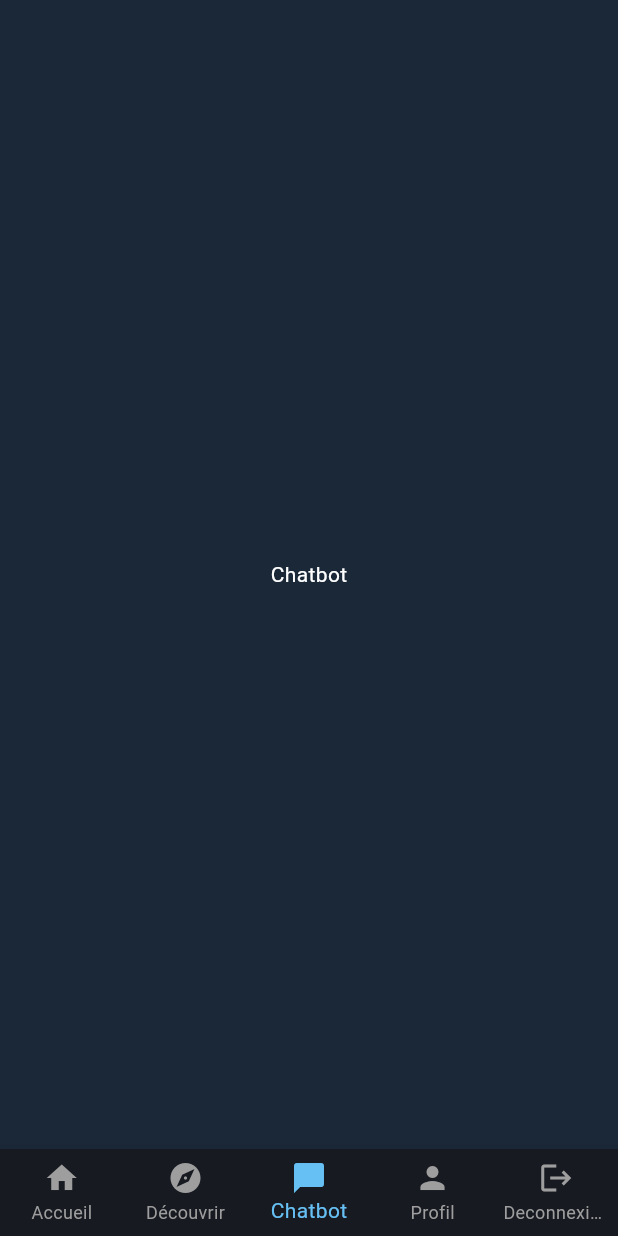
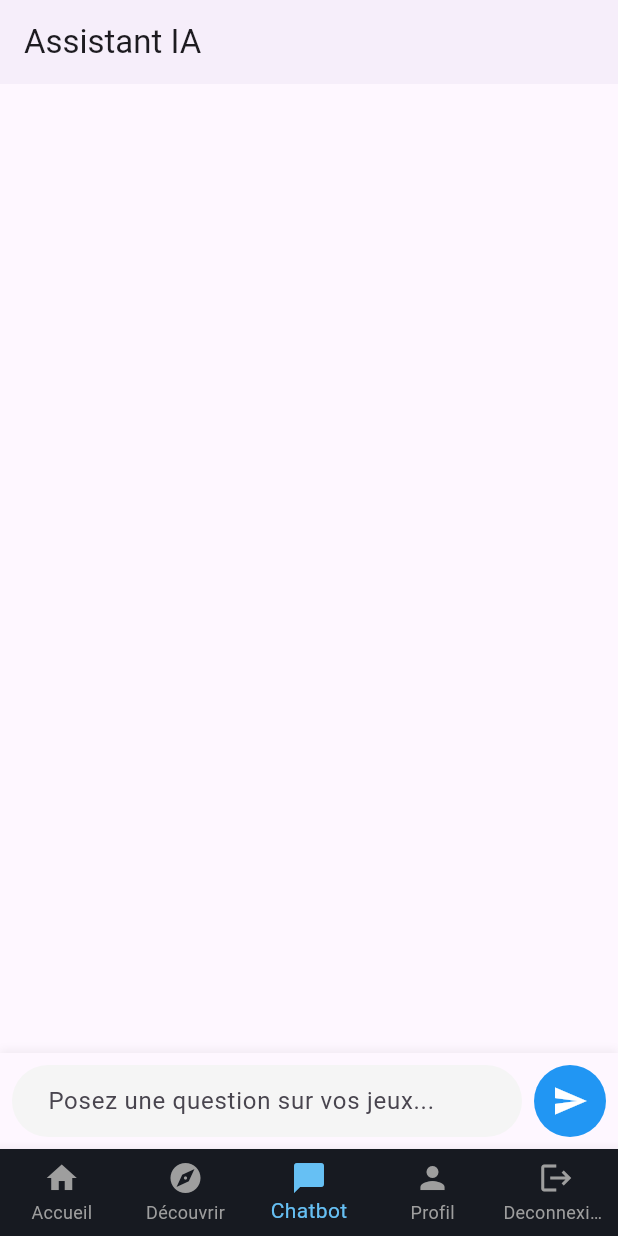
Before and after one commit to JordyBacherot/steam_reco_app, a Flutter app: the screen it shows after launch, item 3 of the bottom bar chosen, on a phone screen of 412 x 824 dp. Run offline on Flutter 3.47's test engine with Material 3 defaults, Android fonts, the phone set to English and light mode, and no system bars; our stand-ins replace dio, flutter_markdown.

Commit message:
Remove adminer from dockercompose.prod Add http, dio, flutter-dotenv and flutter-md dependencies Fix API deployment issue Add chatbot fonctionnalities in front with temporary auth

```diff
--- a/front/lib/features/chatbot/chatbot_page.dart
+++ b/front/lib/features/chatbot/chatbot_page.dart
@@ -0,0 +1,218 @@
+import 'package:flutter/material.dart';
+import 'package:flutter_markdown/flutter_markdown.dart';
+import 'package:front/models/chat_message.dart';
+import 'package:front/services/chatbot_service.dart';
+
+class ChatbotPage extends StatefulWidget {
+  const ChatbotPage({super.key});
+
+  @override
+  State<ChatbotPage> createState() => _ChatbotPageState();
+}
+
+class _ChatbotPageState extends State<ChatbotPage> {
+  // Liste qui stocke tout l'historique de la conversation actuelle
+  final List<ChatMessage> _messages = [];
+
+  // Contrôleur pour lire et effacer ce que l'utilisateur tape dans le champ de texte
+  final TextEditingController _textController = TextEditingController();
+
+  // Contrôleur pour gérer le défilement (scroll) de la liste des messages
+  final ScrollController _scrollController = ScrollController();
+
+  // Indique si on attend une réponse de l'API (pour désactiver le bouton envoyer)
+  bool _isLoading = false;
+
+  // Fonction utilitaire pour scroller tout en bas de la liste automatiquement
+  void _scrollToBottom() {
+    if (_scrollController.hasClients) {
+      _scrollController.animateTo(
+        _scrollController.position.maxScrollExtent,
+        duration: const Duration(milliseconds: 300),
+        curve: Curves.easeOut,
+      );
+    }
+  }
+
+  // Instanciation de notre service API
+  final ChatbotService _chatbotService = ChatbotService();
+
+  // Déclenché quand l'utilisateur clique sur "Envoyer" (ou touche Entrée)
+  Future<void> _handleSubmitted(String text) async {
+    if (text.trim().isEmpty) return; // Ignore les messages vides
+
+    _textController.clear(); // Vide le champ de texte
+
+    // 1. Mise à jour de l'interface (setState) pour ajouter le message utilisateur
+    setState(() {
+      _messages.add(ChatMessage(role: 'user', content: text));
+
+      // ASTUCE STREAMING : On crée TOUT DE SUITE une bulle vide pour l'assistant.
+      // Cette bulle va se remplir progressivement à mesure qu'on reçoit les mots.
+      _messages.add(ChatMessage(role: 'assistant', content: ''));
+      _isLoading = true;
+    });
+
+    // on scroll en bas pour voir la nouvelle bulle vide
+    WidgetsBinding.instance.addPostFrameCallback((_) => _scrollToBottom());
+
+    // 2. Préparation de l'historique à l'IA (On enlève les 2 derniers messages :
+    // le message actuel de l'utilisateur et la bulle vide qu'on vient de créer)
+    final history = _messages.sublist(0, _messages.length - 2);
+
+    // 3. Appel à l'API via notre Service (Lancement du Stream)
+    try {
+      final stream = _chatbotService.sendMessageStream(
+        message: text,
+        history: history,
+      );
+
+      // On écoute le Stream : chaque "chunk" est un nouveau morceau de texte envoyé par le serveur
+      await for (final chunk in stream) {
+        setState(() {
+          // On récupère l'index de la dernière bulle (celle de l'assistant)
+          final lastMessageIndex = _messages.length - 1;
+          final currentContent = _messages[lastMessageIndex].content;
+
+          // On remplace la bulle par une nouvelle bulle contenant l'ancien texte + le nouveau mot
+          _messages[lastMessageIndex] =
+              ChatMessage(role: 'assistant', content: currentContent + chunk);
+        });
+
+        // On scroll vers le bas à chaque nouveau mot pour suivre la lecture
+        WidgetsBinding.instance.addPostFrameCallback((_) => _scrollToBottom());
+      }
+    } finally {
+      // Quoi qu'il arrive (succès ou erreur), on remet isLoading à false
+      setState(() {
+        _isLoading = false;
+      });
+    }
+  }
+
+  Widget _buildMessage(ChatMessage message) {
+    return Container(
+      margin: const EdgeInsets.symmetric(vertical: 8.0, horizontal: 16.0),
+      child: Row(
+        mainAxisAlignment:
+            message.isUser ? MainAxisAlignment.end : MainAxisAlignment.start,
+        crossAxisAlignment: CrossAxisAlignment.start,
+        children: [
+          if (message.isAssistant)
+            const CircleAvatar(
+              backgroundColor: Colors.blueAccent,
+              child: Icon(Icons.smart_toy, color: Colors.white, size: 20),
+            ),
+          const SizedBox(width: 8),
+          Flexible(
+            child: Container(
+              padding: const EdgeInsets.all(12),
+              decoration: BoxDecoration(
+                color: message.isUser ? Colors.blue[100] : Colors.grey[200],
+                borderRadius: BorderRadius.circular(16),
+              ),
+              child: MarkdownBody(
+                data: message.content,
+                selectable: true,
+              ),
+            ),
+          ),
+          const SizedBox(width: 8),
+          if (message.isUser)
+            const CircleAvatar(
+              backgroundColor: Colors.blueGrey,
+              child: Icon(Icons.person, color: Colors.white, size: 20),
+            ),
+        ],
+      ),
+    );
+  }
+
+  Widget _buildTextComposer() {
+    return Container(
+      padding: const EdgeInsets.symmetric(horizontal: 8.0, vertical: 8.0),
+      decoration: BoxDecoration(
+        color: Theme.of(context).cardColor,
+        boxShadow: [
+          BoxShadow(
+            offset: const Offset(0, -2),
+            blurRadius: 4,
+            color: Colors.black.withOpacity(0.05),
+          ),
+        ],
+      ),
+      child: SafeArea(
+        child: Row(
+          children: [
+            Expanded(
+              child: TextField(
+                controller: _textController,
+                onSubmitted: _isLoading ? null : _handleSubmitted,
+                decoration: InputDecoration(
+                  hintText: 'Posez une question sur vos jeux...',
+                  border: OutlineInputBorder(
+                    borderRadius: BorderRadius.circular(24.0),
+                    borderSide: BorderSide.none,
+                  ),
+                  filled: true,
+                  fillColor: Colors.grey[100],
+                  contentPadding:
+                      const EdgeInsets.symmetric(horizontal: 20, vertical: 10),
+                ),
+              ),
+            ),
+            const SizedBox(width: 8),
+            Container(
+              decoration: const BoxDecoration(
+                color: Colors.blue,
+                shape: BoxShape.circle,
+              ),
+              child: IconButton(
+                icon: const Icon(Icons.send, color: Colors.white),
+                onPressed: _isLoading
+                    ? null
+                    : () => _handleSubmitted(_textController.text),
+              ),
+            ),
+          ],
+        ),
+      ),
+    );
+  }
+
+  @override
+  Widget build(BuildContext context) {
+    return Scaffold(
+      appBar: AppBar(
+        title: const Text('Assistant IA'),
+        elevation: 1,
+      ),
+      body: Column(
+        children: [
+          Expanded(
+            child: ListView.builder(
+              controller: _scrollController,
+              itemCount: _messages.length,
+              itemBuilder: (context, index) {
+                return _buildMessage(_messages[index]);
+              },
+            ),
+          ),
+          if (_isLoading)
+            const Padding(
+              padding: EdgeInsets.all(8.0),
+              child: CircularProgressIndicator(),
+            ),
+          _buildTextComposer(),
+        ],
+      ),
+    );
+  }
+
+  @override
+  void dispose() {
+    _textController.dispose();
+    _scrollController.dispose();
+    super.dispose();
+  }
+}
--- a/front/lib/features/shell/bottom_nav.dart
+++ b/front/lib/features/shell/bottom_nav.dart
@@ -1,4 +1,5 @@
 import 'package:flutter/material.dart';
+import 'package:front/features/chatbot/chatbot_page.dart';
 
 class NavigationWrapper extends StatefulWidget {
   const NavigationWrapper({super.key});
@@ -8,16 +9,22 @@ class NavigationWrapper extends StatefulWidget {
 }
 
 class _NavigationWrapperState extends State<NavigationWrapper> {
+  // Garde en mémoire l'index de l'onglet actuellement sélectionné.
+  // "0" correspond au premier onglet (Accueil).
   int _selectedIndex = 0;
 
+  // Liste des vues (Pages) correspondant à chaque onglet de la barre de navigation.
   final List<Widget> _pages = [
     const Center(child: Text('Accueil', style: TextStyle(color: Colors.white))),
-    const Center(child: Text('Recommandations', style: TextStyle(color: Colors.white))),
-    const Center(child: Text('Chatbot', style: TextStyle(color: Colors.white))),
+    const Center(
+        child: Text('Recommandations', style: TextStyle(color: Colors.white))),
+    const ChatbotPage(),
     const Center(child: Text('Profil', style: TextStyle(color: Colors.white))),
-    const Center(child: Text('Deconnexion', style: TextStyle(color: Colors.white)))
+    const Center(
+        child: Text('Deconnexion', style: TextStyle(color: Colors.white)))
   ];
 
+  // Cette fonction est appelée automatiquement quand on clique sur un onglet.
   void _onItemTapped(int index) {
     setState(() {
       _selectedIndex = index;
@@ -26,22 +33,31 @@ class _NavigationWrapperState extends State<NavigationWrapper> {
 
   @override
   Widget build(BuildContext context) {
+    // Scaffold est le squelette visuel de base d'une page (ou de l'app entière).
     return Scaffold(
-      backgroundColor: const Color(0xFF1b2838),
+      backgroundColor: const Color(0xFF1b2838), // Couleur de fond style Steam
+      // Affiche la page correspondant à l'index sélectionné parmi _pages.
       body: _pages[_selectedIndex],
+      // La barre de navigation en bas de l'écran.
       bottomNavigationBar: BottomNavigationBar(
         backgroundColor: const Color(0xFF171a21),
         selectedItemColor: const Color(0xFF66c0f4),
         unselectedItemColor: Colors.grey,
-        currentIndex: _selectedIndex,
-        onTap: _onItemTapped,
-        type: BottomNavigationBarType.fixed,
+        currentIndex:
+            _selectedIndex, // Indique visuellement quel bouton est actif
+        onTap: _onItemTapped, // Ce qu'il se passe au clic -> change l'index
+        type: BottomNavigationBarType
+            .fixed, // Permet d'avoir plus de 3 onglets sans animations bizarres
         items: const [
           BottomNavigationBarItem(icon: Icon(Icons.home), label: 'Accueil'),
-          BottomNavigationBarItem(icon: Icon(Icons.explore), label: 'Découvrir'),
-          BottomNavigationBarItem(icon: Icon(Icons.chat_bubble), label: 'Chatbot'),
+          BottomNavigationBarItem(
+              icon: Icon(Icons.explore), label: 'Découvrir'),
+          // L'icône de l'onglet Chatbot (il correspond à l'index 2 de _pages)
+          BottomNavigationBarItem(
+              icon: Icon(Icons.chat_bubble), label: 'Chatbot'),
           BottomNavigationBarItem(icon: Icon(Icons.person), label: 'Profil'),
-          BottomNavigationBarItem(icon: Icon(Icons.logout), label: 'Deconnexion'),
+          BottomNavigationBarItem(
+              icon: Icon(Icons.logout), label: 'Deconnexion'),
         ],
       ),
     );
--- /dev/null
+++ b/front/lib/models/chat_message.dart
@@ -0,0 +1,26 @@
+class ChatMessage {
+  final String role;
+  final String content;
+
+  ChatMessage({
+    required this.role,
+    required this.content,
+  });
+
+  bool get isUser => role == 'user';
+  bool get isAssistant => role == 'assistant';
+
+  factory ChatMessage.fromJson(Map<String, dynamic> json) {
+    return ChatMessage(
+      role: json['role'] as String,
+      content: json['content'] as String,
+    );
+  }
+
+  Map<String, dynamic> toJson() {
+    return {
+      'role': role,
+      'content': content,
+    };
+  }
+}
--- a/front/pubspec.yaml
+++ b/front/pubspec.yaml
@@ -7,9 +7,13 @@ environment:
   sdk: ^3.6.0
 
 dependencies:
+  dio: ^5.9.2
   flutter:
     sdk: flutter
+  flutter_dotenv: ^6.0.0
+  flutter_markdown: ^0.7.7+1
   go_router: ^14.0.0
+  http: ^1.6.0
 
 dev_dependencies:
   flutter_test:
```
Also changed, not shown: front/lib/services/chatbot_service.dart (added, +84 -0 lines), front/pubspec.lock, 6 other files.
